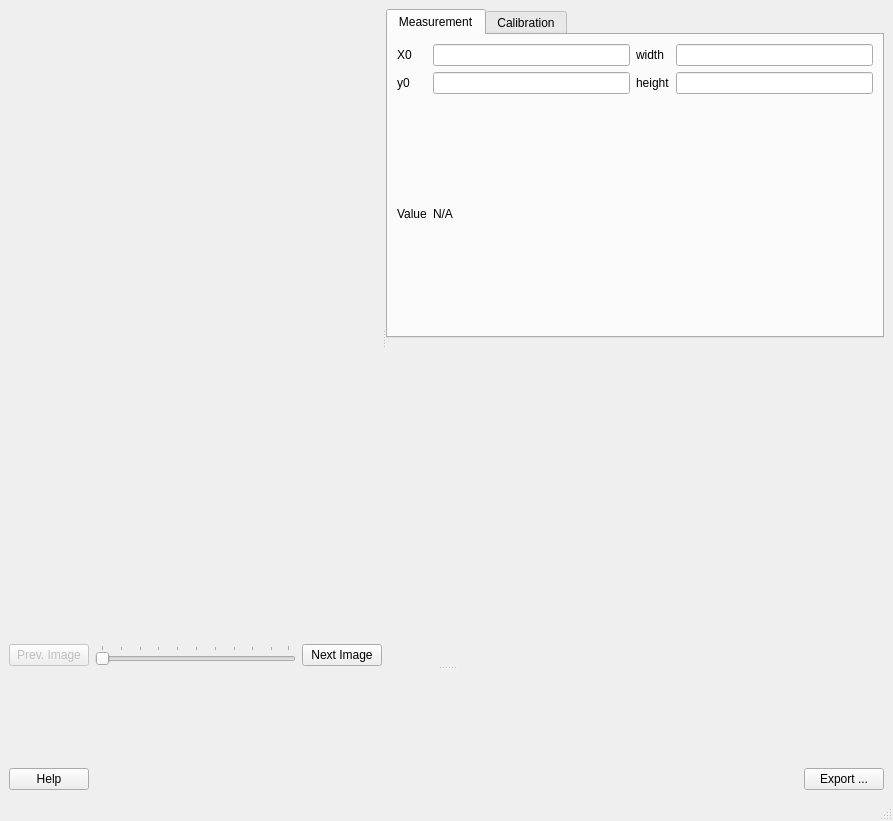
Old version of the form ui/ui_calibrated_transmission.ui in the repository neutronimaging/python_notebooks.
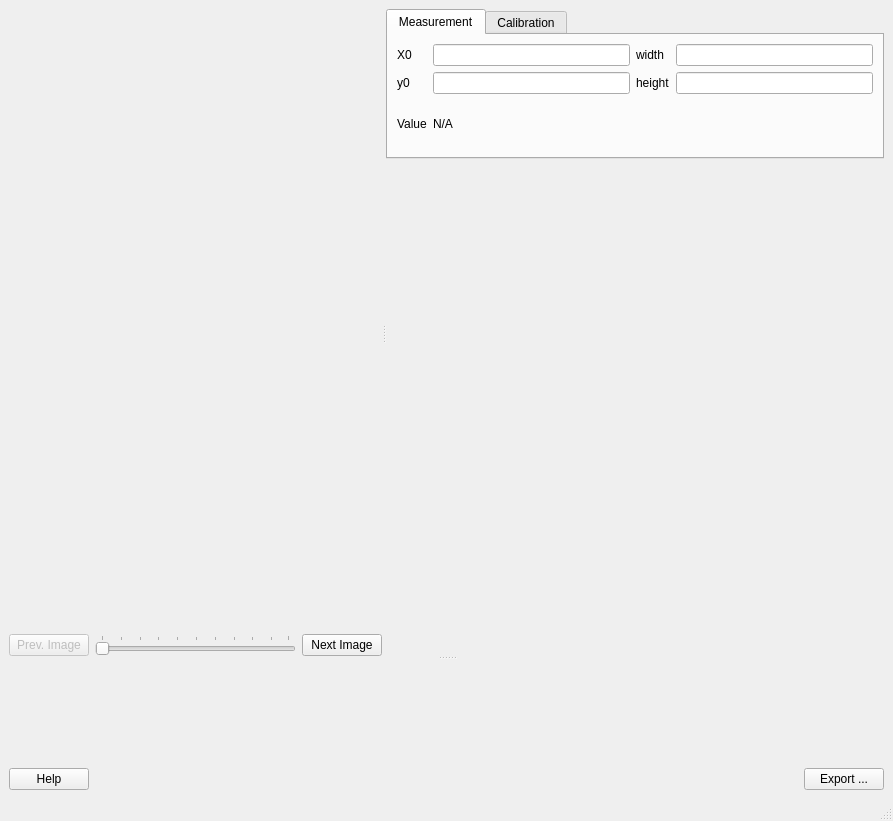
New version of the form.

```diff
--- a/ui/ui_calibrated_transmission.ui
+++ b/ui/ui_calibrated_transmission.ui
@@ -89,6 +89,12 @@
         <layout class="QVBoxLayout" name="verticalLayout_6">
          <item>
           <widget class="QTabWidget" name="tabWidget">
+           <property name="maximumSize">
+            <size>
+             <width>16777215</width>
+             <height>150</height>
+            </size>
+           </property>
            <property name="currentIndex">
             <number>0</number>
            </property>
```
Left out of the diff: 9 changed lines with no effect on the pictures.
